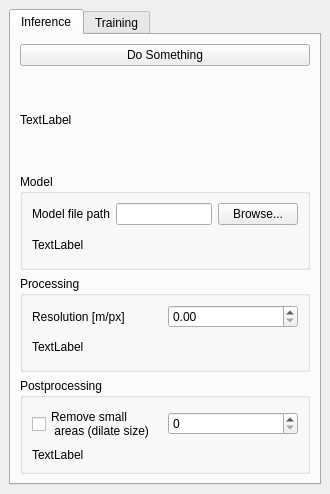
Old version of the form plugin/deep_segmentation_framework/deep_segmentation_framework_dockwidget_base.ui in the repository PUTvision/qgis-plugin-deepness.
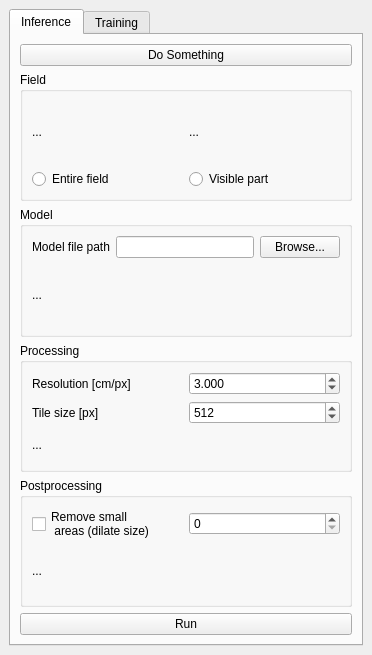
New version of the form.

Commit message: Tiles processing - WIP

```diff
--- a/plugin/deep_segmentation_framework/deep_segmentation_framework_dockwidget_base.ui
+++ b/plugin/deep_segmentation_framework/deep_segmentation_framework_dockwidget_base.ui
@@ -6,8 +6,8 @@
    <rect>
     <x>0</x>
     <y>0</y>
-    <width>330</width>
-    <height>494</height>
+    <width>372</width>
+    <height>655</height>
    </rect>
   </property>
   <property name="windowTitle">
@@ -37,10 +37,40 @@
              </widget>
             </item>
             <item>
-             <widget class="QLabel" name="label_img">
-              <property name="text">
-               <string>TextLabel</string>
+             <widget class="QGroupBox" name="groupBox_4">
+              <property name="title">
+               <string>Field</string>
               </property>
+              <layout class="QGridLayout" name="gridLayout_5">
+               <item row="0" column="0">
+                <widget class="QLabel" name="label_6">
+                 <property name="text">
+                  <string>...</string>
+                 </property>
+                </widget>
+               </item>
+               <item row="0" column="1">
+                <widget class="QLabel" name="label_7">
+                 <property name="text">
+                  <string>...</string>
+                 </property>
+                </widget>
+               </item>
+               <item row="1" column="0">
+                <widget class="QRadioButton" name="radioButton_inference_entire_field">
+                 <property name="text">
+                  <string>Entire field</string>
+                 </property>
+                </widget>
+               </item>
+               <item row="1" column="1">
+                <widget class="QRadioButton" name="radioButton_2">
+                 <property name="text">
+                  <string>Visible part</string>
+                 </property>
+                </widget>
+               </item>
+              </layout>
              </widget>
             </item>
             <item>
@@ -69,7 +99,7 @@
                <item row="1" column="0">
                 <widget class="QLabel" name="label_5">
                  <property name="text">
-                  <string>TextLabel</string>
+                  <string>...</string>
                  </property>
                 </widget>
                </item>
@@ -82,20 +112,47 @@
                <string>Processing</string>
               </property>
               <layout class="QGridLayout" name="gridLayout_3">
+               <item row="0" column="1">
+                <widget class="QDoubleSpinBox" name="doubleSpinBox_resolution_cm_px">
+                 <property name="decimals">
+                  <number>3</number>
+                 </property>
+                 <property name="maximum">
+                  <double>999999.000000000000000</double>
+                 </property>
+                 <property name="value">
+                  <double>3.000000000000000</double>
+                 </property>
+                </widget>
+               </item>
                <item row="0" column="0">
                 <widget class="QLabel" name="label">
                  <property name="text">
-                  <string>Resolution [m/px]</string>
+                  <string>Resolution [cm/px]</string>
                  </property>
                 </widget>
                </item>
-               <item row="0" column="1">
-                <widget class="QDoubleSpinBox" name="doubleSpinBox"/>
-               </item>
-               <item row="1" column="0">
+               <item row="2" column="0">
                 <widget class="QLabel" name="label_3">
                  <property name="text">
-                  <string>TextLabel</string>
+                  <string>...</string>
+                 </property>
+                </widget>
+               </item>
+               <item row="1" column="0">
+                <widget class="QLabel" name="label_8">
+                 <property name="text">
+                  <string>Tile size [px]</string>
+                 </property>
+                </widget>
+               </item>
+               <item row="1" column="1">
+                <widget class="QSpinBox" name="spinBox_tileSize_px">
+                 <property name="maximum">
+                  <number>99999</number>
+                 </property>
+                 <property name="value">
+                  <number>512</number>
                  </property>
                 </widget>
                </item>
@@ -122,13 +179,20 @@
                <item row="1" column="0">
                 <widget class="QLabel" name="label_2">
                  <property name="text">
-                  <string>TextLabel</string>
+                  <string>...</string>
                  </property>
                 </widget>
                </item>
               </layout>
              </widget>
             </item>
+            <item>
+             <widget class="QPushButton" name="pushButton_run_inference">
+              <property name="text">
+               <string>Run</string>
+              </property>
+             </widget>
+            </item>
            </layout>
           </item>
          </layout>
```
The commit also changes 3 other files.
